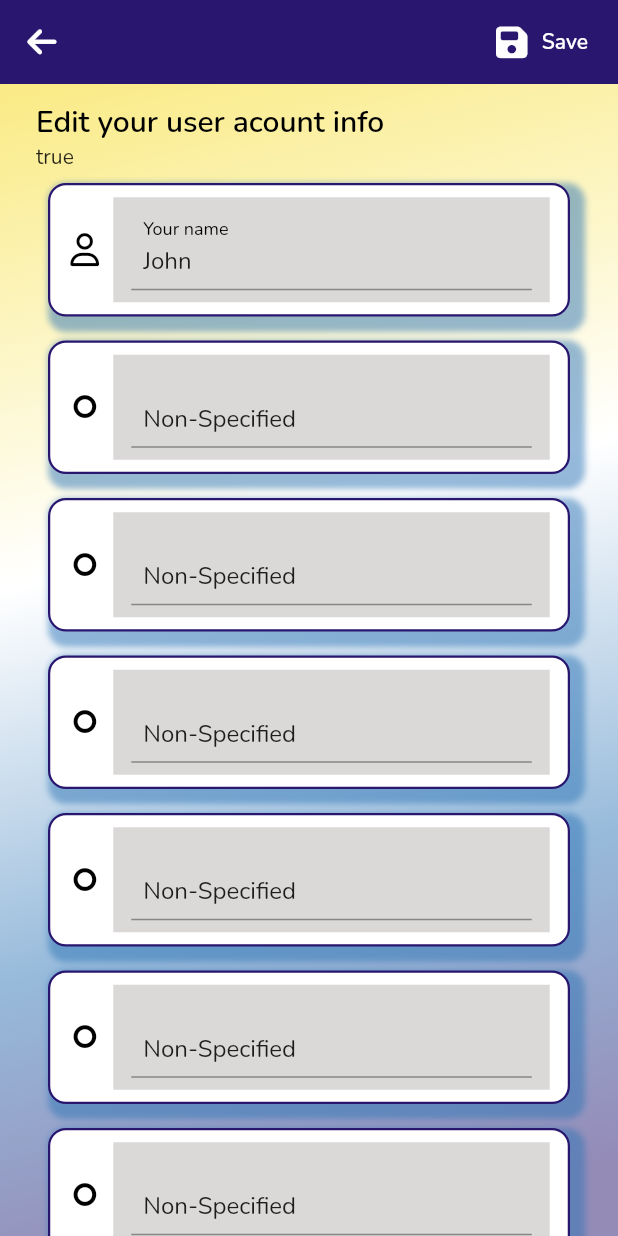
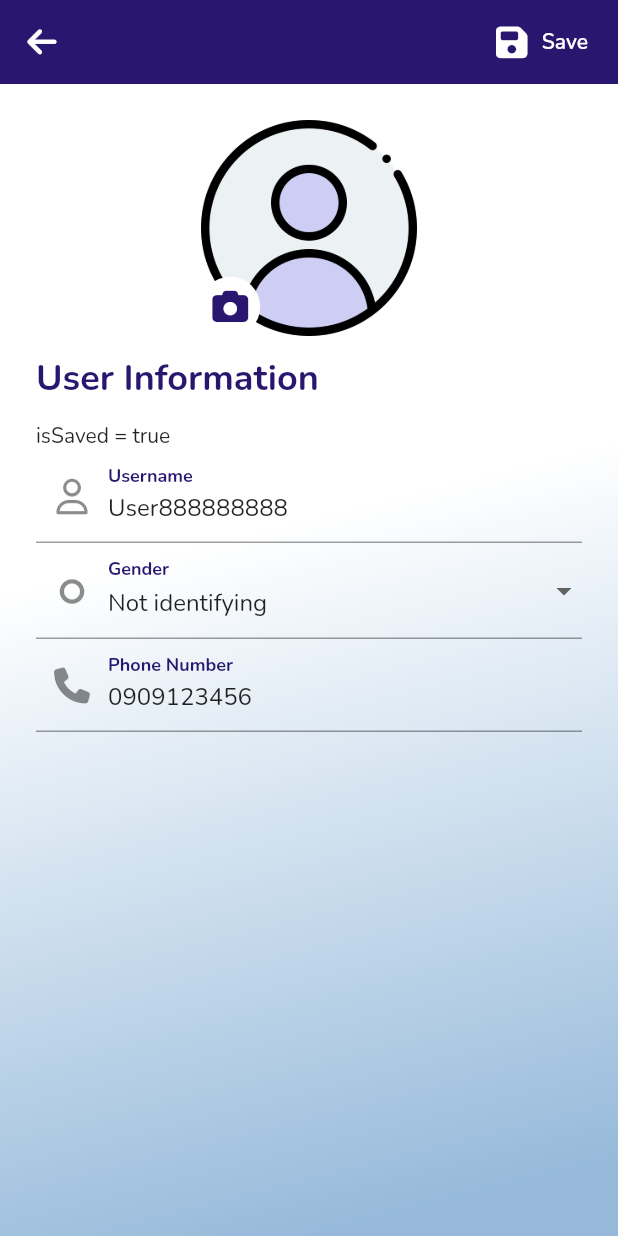
Before and after one commit to Bie-NHD/k2db-flutter-app, a Flutter app: the UserScreen screen opened by its route, after a tap on "Edit", on a phone screen of 412 x 824 dp. Run offline on Flutter 3.47's test engine with Material 2 defaults, Android fonts, the phone set to English and light mode, and no system bars; our stand-ins replace carousel_slider, charts_flutter, firebase_core, firebase_messaging, font_awesome_flutter, salomon_bottom_bar and 1 more; accounts and stored records are empty.

Commit message:
[User] Add form fields to Edit Screen

```diff
--- a/k2dbmoneyapp/lib/views/screens/user/Modal/User.dart
+++ b/k2dbmoneyapp/lib/views/screens/user/Modal/User.dart
@@ -1,8 +1,9 @@
+import 'dart:math';
+
 import 'package:k2dbmoneyapp/core/helpers/helper_asset.dart';
-import 'package:k2dbmoneyapp/views/screens/user/Widgets/id_generator.dart';
 
 class User {
-  final String userID = IDGenerator().userID();
+  late final String userID = IDGenerator().userID();
   late String userName;
   String gender;
   double userBalance;
@@ -15,7 +16,7 @@ class User {
     this.userBalance = 0,
     int userPoint = 0,
     List<int> pointGoals = const [0],
-    this.gender = Gender.blank,
+    this.gender = "Gender.blank",
     this.userAvatar = HelperAssets.placeholderUserAvatar,
     String PIN = "",
     String citizenID = "",
@@ -27,12 +28,13 @@ class User {
         security = Security(phoneNum: phoneNum, citizenID: citizenID, PIN: PIN);
 
   User.base({
-    this.userName = "John",
     this.userBalance = 75130,
     this.gender = Gender.blank,
     this.userAvatar = HelperAssets.placeholderUserAvatar,
   })  : userPoint = Points.base,
-        security = Security.base;
+        security = Security.base {
+    userName = "User$userID";
+  }
 }
 
 class Security {
@@ -44,39 +46,14 @@ class Security {
 
   Security({
     required this.phoneNum,
-    this.citizenID,
-    this.PIN,
-  })  : hasValidatedCitizenID = citizenID != null ? true : false,
-        hasPIN = (PIN != null) || (PIN != "") ? true : false;
+    this.citizenID = "",
+    this.PIN = "",
+  })  : hasValidatedCitizenID =
+            (citizenID != null) && (citizenID != "") ? true : false,
+        hasPIN = (PIN != null) && (PIN != "") ? true : false;
 
   static Security base =
       Security(phoneNum: "0909123456", citizenID: "079123456789", PIN: "5527");
-
-  static bool validatePhoneNum(String num) {
-  // eg. +84 912345678
-  // +84 or 0 at index [0] -> 9 or 10 length
-  // then, check valid comm provier prefix
-
-
-
-  if (num.length < 9 || num.length > 10) {
-    return false;
-  }
-
-  if (num.length == 10) {
-    num = num.substring(1);
-  }
-  String prefix = num.substring(0, 2);
-  Iterator iterator = phonePrefix.iterator;
-
-  while (iterator.moveNext()) {
-    if (iterator.current.toString() == prefix) {
-      return true;
-    }
-  }
-
-  return false;
-}
 }
 
 class Points {
@@ -89,14 +66,14 @@ class Points {
       this.currentGoal = 0,
       required this.pointGoals}) {
     if (currentGoal == 0) {
-      updateCurretPoints();
+      updateCurrentPoints();
     }
   }
 
   static Points base =
       Points(currentPoints: 0, pointGoals: [5, 10, 15, 20], currentGoal: 5);
 
-  updateCurretPoints() {
+  void updateCurrentPoints() {
     int index = 0;
     while (index < pointGoals.length) {
       if (currentPoints >= pointGoals[index]) {
@@ -106,7 +83,7 @@ class Points {
     currentGoal = pointGoals[index];
   }
 
-  addPoints(int points) {
+  void increasePoints(int points) {
     currentPoints += points;
   }
 }
@@ -117,10 +94,82 @@ class Gender {
   static const String male = "Male";
   static const String female = "Female";
 }
-const phonePrefix = <int>[
-  32,33,34,35,36,37,38,39,
-  52,56,58,59,
-  70,76,77,78,79,
-  80,81,82,83,84,85,86,87,88,89,
-  90,91,92,93,94,96,97,98,99
+
+class IDGenerator {
+  final _chars =
+      'AaBbCcDdEeFfGgHhIiJjKkLlMmNnOoPpQqRrSsTtUuVvWwXxYyZz1234567890';
+
+  String getRandomString({int length = 9}) =>
+      String.fromCharCodes(Iterable.generate(length,
+          (index) => _chars.codeUnitAt(Random().nextInt(_chars.length))));
+
+  String productID() => DateTime.now().millisecondsSinceEpoch.toString();
+  String userID({int length = 9}) =>
+      List<int>.generate(length, (index) => Random().nextInt(9) + 1)
+          .join()
+          .toString();
+}
+
+class Validation {
+  static const phonePrefix = <int>[
+    32,
+    33,
+    34,
+    35,
+    36,
+    37,
+    38,
+    39,
+    52,
+    56,
+    58,
+    59,
+    70,
+    76,
+    77,
+    78,
+    79,
+    80,
+    81,
+    82,
+    83,
+    84,
+    85,
+    86,
+    87,
+    88,
+    89,
+    90,
+    91,
+    92,
+    93,
+    94,
+    96,
+    97,
+    98,
+    99
   ];
+  static bool validatePhoneNum(String num) {
+    // eg. +84 912345678
+    // +84 or 0 at index [0] -> 9 or 10 length
+    // then, check valid comm provider prefix
+
+    if (num.length < 9 || num.length > 10) {
+      return false;
+    }
+
+    if (num.length == 10) {
+      num = num.substring(1);
+    }
+    String prefix = num.substring(0, 2);
+    Iterator iterator = phonePrefix.iterator;
+
+    while (iterator.moveNext()) {
+      if (iterator.current.toString() == prefix) {
+        return true;
+      }
+    }
+
+    return false;
+  }
+}
--- a/k2dbmoneyapp/lib/views/screens/user/Widgets/ID_generator.dart
+++ /dev/null
@@ -1,17 +0,0 @@
-import 'dart:core';
-import 'dart:math';
-
-class IDGenerator {
-  final _chars =
-      'AaBbCcDdEeFfGgHhIiJjKkLlMmNnOoPpQqRrSsTtUuVvWwXxYyZz1234567890';
-
-  String getRandomString({int length = 9}) =>
-      String.fromCharCodes(Iterable.generate(
-          length, (index) => _chars.codeUnitAt(Random().nextInt(_chars.length))));
-
-  String productID() => DateTime.now().millisecondsSinceEpoch.toString();
-  String userID({int length = 9}) =>
-      List<int>.generate(length, (index) => Random().nextInt(9) + 1)
-          .join()
-          .toString();
-}
--- a/k2dbmoneyapp/lib/views/screens/user/Widgets/user_main_body.dart
+++ b/k2dbmoneyapp/lib/views/screens/user/Widgets/user_main_body.dart
@@ -22,7 +22,7 @@ class UserMainBody extends StatefulWidget {
         balanceDisplay = user.userBalance.toFormatMoney(),
         super(key: key);
 
-  final User user;
+  User user;
   bool isShowingBalance;
   final TabController _tabController;
   late String balanceDisplay;
@@ -40,8 +40,7 @@ class _UserMainBodyState extends State<UserMainBody> {
       child: Column(
         children: [
           IntrinsicHeight(
-            child: //Gradient
-                Container(
+            child: Container(
               width: double.infinity,
               height: size.height * 0.32,
               decoration: const BoxDecoration(
--- a/k2dbmoneyapp/lib/views/screens/user/Widgets/widget_user_info_tab.dart
+++ b/k2dbmoneyapp/lib/views/screens/user/Widgets/widget_user_info_tab.dart
@@ -8,27 +8,33 @@ import '../../../../core/constant/text.dart';
 import '../Modal/User.dart';
 import '../user_edit_screen.dart';
 
-class InfoTab extends StatelessWidget {
-  const InfoTab({
+class InfoTab extends StatefulWidget {
+  InfoTab({
     super.key,
-    required User user,
-  }) : _user = user;
+    required this.user,
+  });
 
-  final User _user;
+  User user;
 
+  @override
+  State<InfoTab> createState() => _InfoTabState();
+}
+
+class _InfoTabState extends State<InfoTab> {
+  late User user = widget.user;
   List<Info> infoContent() => [
         Info(
           icon: FontAwesomeIcons.user,
           title: "Name",
-          content: _user.userName,
+          content: user.userName,
         ),
         Info(
           title: "Gender",
-          content: _user.gender,
+          content: user.gender,
         ),
         Info(
           title: "Phone",
-          content: _user.security.phoneNum,
+          content: user.security.phoneNum,
         ),
       ];
 
@@ -43,12 +49,16 @@ class InfoTab extends StatelessWidget {
           child: Align(
             alignment: Alignment.centerRight,
             child: GestureDetector(
-              onTap: () {
+              onTap: () async {
+                // final User new_user = await
                 Navigator.push(
                     context,
                     MaterialPageRoute(
-                      builder: (context) => UserEditScreen(user: _user),
+                      builder: (context) => UserEditScreen(user: user),
                     ));
+                // setState(() {
+                //   user = new_user;
+                // });
               },
               child: Wrap(
                 direction: Axis.horizontal,
--- a/k2dbmoneyapp/lib/views/screens/user/user_edit_screen.dart
+++ b/k2dbmoneyapp/lib/views/screens/user/user_edit_screen.dart
@@ -6,93 +6,49 @@ import 'package:k2dbmoneyapp/core/constant/color.dart';
 import 'package:k2dbmoneyapp/core/constant/dimension.dart';
 import 'package:k2dbmoneyapp/core/constant/text.dart';
 import 'package:k2dbmoneyapp/core/extensions/extension_textstyle.dart';
+import 'package:k2dbmoneyapp/core/helpers/helper_asset.dart';
 import 'package:k2dbmoneyapp/views/screens/user/Modal/User.dart';
 
 class UserEditScreen extends StatefulWidget {
   UserEditScreen({super.key, required this.user});
 
   final User user;
-  // final bool isSaved = true;
-  static const routeName = "/infoEdit_screen";
-
-  // bool get isSaved => _isSaved;
+  late bool isSaved = true;
+  static const routeName = "/Edit_screen";
 
   @override
   State<UserEditScreen> createState() => _UserEditScreenState();
 }
 
 class _UserEditScreenState extends State<UserEditScreen> {
+  final GlobalKey<FormState> formKey = GlobalKey<FormState>();
+  late final User user = widget.user;
+  late final List<DropdownMenuItem> genderMenuItem = [
+    const DropdownMenuItem(
+      value: Gender.male,
+      child: Text(Gender.male),
+    ),
+    const DropdownMenuItem(
+      value: Gender.female,
+      child: Text(Gender.female),
+    ),
+    const DropdownMenuItem(
+      value: Gender.enby,
+      child: Text(Gender.enby),
+    ),
+    const DropdownMenuItem(
+      value: Gender.blank,
+      child: Text("Not identifying"),
+    )
+  ];
+  late String dropdownGenderValue = user.gender;
 
-  //TODO: Fix Save Buttons Behavior
-  bool isSaved = true;
-  late List<Item> list = [
-    Item(
-      content: widget.user.userName.toString(),
-      icon: FontAwesomeIcons.user,
-      user: widget.user,
-      onChanged: _textField_onChange(),
-      labelText: "Your name",
-    ),
-    Item(
-      user: widget.user,
-      icon: FontAwesomeIcons.genderless,
-      content: widget.user.gender.toString(),
-      onChanged: _textField_onChange(),
-    ),
-    Item(
-      user: widget.user,
-      icon: FontAwesomeIcons.genderless,
-      content: widget.user.gender.toString(),
-      onChanged: _textField_onChange(),
-    ),
-    Item(
-      user: widget.user,
-      icon: FontAwesomeIcons.genderless,
-      content: widget.user.gender.toString(),
-      onChanged: _textField_onChange(),
-    ),
-    Item(
-      user: widget.user,
-      icon: FontAwesomeIcons.genderless,
-      content: widget.user.gender.toString(),
-      onChanged: _textField_onChange(),
-    ),
-    Item(
-      user: widget.user,
-      icon: FontAwesomeIcons.genderless,
-      content: widget.user.gender.toString(),
-      onChanged: _textField_onChange(),
-    ),
-    Item(
-      user: widget.user,
-      icon: FontAwesomeIcons.genderless,
-      content: widget.user.gender.toString(),
-      onChanged: _textField_onChange(),
-    ),
-    Item(
-      user: widget.user,
-      icon: FontAwesomeIcons.genderless,
-      content: widget.user.gender.toString(),
-      onChanged: _textField_onChange(),
-    ),
-    Item(
-      user: widget.user,
-      icon: FontAwesomeIcons.genderless,
-      content: widget.user.gender.toString(),
-      onChanged: _textField_onChange(),
-    ),
-    Item(
-      user: widget.user,
-      icon: FontAwesomeIcons.genderless,
-      content: widget.user.gender.toString(),
-      onChanged: _textField_onChange(),
-    ),
-  ];
+  //TODO: Data passing between screens behaviors
 
   @override
   void initState() {
     super.initState();
-    isSaved = true;
+    widget.isSaved = true;
   }
 
   @override
@@ -106,12 +62,10 @@ class _UserEditScreenState extends State<UserEditScreen> {
         gradient: LinearGradient(
           begin: Alignment.topLeft,
           end: Alignment.bottomCenter,
-          stops: [0.05, 0.45, 0.75, 1],
+          stops: [0.45, 1],
           colors: [
-            ColorsApp.secondaryColor,
             ColorsApp.backgroundLight,
             ColorsApp.statusNoteColor,
-            ColorsApp.primaryColor
           ],
         ),
       ),
@@ -129,7 +83,7 @@ class _UserEditScreenState extends State<UserEditScreen> {
               size: kIconSize,
             ),
             onPressed: () {
-              isSaved
+              widget.isSaved
                   ? Navigator.pop(context)
                   : showDialog(
                       context: context,
@@ -139,8 +93,17 @@ class _UserEditScreenState extends State<UserEditScreen> {
           ),
           actions: [
             TextButton.icon(
+              icon: const Icon(
+                FontAwesomeIcons.solidFloppyDisk,
+                color: ColorsApp.backgroundLight,
+              ),
+              label: Text(
+                "Save",
+                style: TextStyles
+                    .defaultStyle.sizeDefault.colorAppBarText.semiBold,
+              ),
               onPressed: () {
-                if (isSaved) {
+                if (widget.isSaved) {
                   ScaffoldMessenger.of(context).showSnackBar(
                     const SnackBar(
                       content: Text("No changes to save"),
@@ -158,15 +121,6 @@ class _UserEditScreenState extends State<UserEditScreen> {
                   );
                 }
               },
-              icon: const Icon(
-                FontAwesomeIcons.solidFloppyDisk,
-                color: ColorsApp.backgroundLight,
-              ),
-              label: Text(
-                "Save",
-                style: TextStyles
-                    .defaultStyle.sizeDefault.colorAppBarText.semiBold,
-              ),
             ),
             const SizedBox(
               width: k12Padding,
@@ -174,24 +128,142 @@ class _UserEditScreenState extends State<UserEditScreen> {
           ],
         ),
         body: SafeArea(
-          child: ListView(
-            padding: const EdgeInsets.symmetric(
-                horizontal: k24Padding, vertical: k12Padding),
-            physics: const ClampingScrollPhysics(),
-            children: [
-              Text(
-                "Edit your user acount info",
-                style: TextStyles.defaultStyle.semiBold.sizeAppbar,
+          child: Padding(
+            padding: const EdgeInsets.all(k24Padding),
+            child: Form(
+              key: formKey,
+              child: Column(
+                crossAxisAlignment: CrossAxisAlignment.start,
+                children: [
+                  Center(
+                    child: Stack(
+                      children: [
+                        CircleAvatar(
+                          radius: k24Padding * 3,
+                          backgroundColor: Colors.transparent,
+                          child: Image.asset(
+                            user.userAvatar,
+                            semanticLabel: "User avatar",
+                            // cacheHeight: k24Padding.toInt(),
+                          ),
+                        ),
+                        Positioned(
+                          left: -0.5,
+                          bottom: -0.5,
+                          child: GestureDetector(
+                            onTap: () {
+                              //TODO change user avatar
+                            },
+                            child: const CircleAvatar(
+                              backgroundColor: ColorsApp.backgroundLight,
+                              child: Icon(
+                                FontAwesomeIcons.camera,
+                                color: ColorsApp.primaryColor,
+                              ),
+                            ),
+                          ),
+                        ),
+                      ],
+                    ),
+                  ),
+                  const SizedBox(
+                    height: k12Margin,
+                  ),
+                  Text(
+                    "User Information",
+                    style: TextStyles
+                        .defaultStyle.colorDeepBlueText.sizeHeading.bold,
+                  ),
+                  const SizedBox(
+                    height: k12Margin,
+                  ),
+                  Text("isSaved = ${widget.isSaved}"),
+
+                  // User name
+                  TextFormField(
+                    initialValue: widget.user.userName,
+                    decoration: InputDecoration(
+                      label: Text(
+                        "Username",
+                        style: TextStyles.defaultStyle.colorDeepBlueText.bold
+                            .sizeTitleAndButton,
+                      ),
+                      prefixIcon: const Icon(FontAwesomeIcons.user),
+                      focusColor: ColorsApp.primaryColor,
+                      focusedBorder: OutlineInputBorder(
+                        borderSide: const BorderSide(
+                            color: ColorsApp.primaryColor, width: 1.5),
+                        borderRadius: BorderRadius.circular(kBorderRadiusMin),
+                      ),
+                    ),
+                    validator: (value) => (value != null && value.isNotEmpty)
+                        ? null
+                        : "Must not be empty",
+                    onSaved: (value) {
+                      user.userName = value!;
+                    },
+                    onChanged: (value) {
+                      _onChanged();
+                    },
+                  ),
+
+                  // Gender Dropdown
+                  DropdownButtonFormField(
+                    items: genderMenuItem,
+                    value: dropdownGenderValue,
+                    decoration: InputDecoration(
+                      label: Text(
+                        "Gender",
+                        style: TextStyles.defaultStyle.colorDeepBlueText.bold
+                            .sizeTitleAndButton,
+                      ),
+                      prefixIcon: const Icon(FontAwesomeIcons.genderless),
+                      focusColor: ColorsApp.primaryColor,
+                      focusedBorder: OutlineInputBorder(
+                        borderSide: const BorderSide(
+                            color: ColorsApp.primaryColor, width: 1.5),
+                        borderRadius: BorderRadius.circular(kBorderRadiusMin),
+                      ),
+                    ),
+                    onChanged: (value) {
+                      dropdownGenderValue = value!;
+                      _onChanged();
+                    },
+                    onSaved: (_) {
+                      setState(() {
+                        user.gender = dropdownGenderValue;
+                      });
+                    },
+                  ),
+                  TextFormField(
+                    initialValue: user.security.phoneNum,
+                    decoration: InputDecoration(
+                      label: Text(
+                        "Phone Number",
+                        style: TextStyles.defaultStyle.colorDeepBlueText.bold
+                            .sizeTitleAndButton,
+                      ),
+                      prefixIcon: const Icon(FontAwesomeIcons.phone),
+                      focusColor: ColorsApp.primaryColor,
+                      focusedBorder: OutlineInputBorder(
+                        borderSide: const BorderSide(
+                            color: ColorsApp.primaryColor, width: 1.5),
+                        borderRadius: BorderRadius.circular(kBorderRadiusMin),
+                      ),
+                    ),
+                    validator: (value) {
+                      Validation.validatePhoneNum(value!);
+                    },
+                    onSaved: (value) {
+                      user.security.phoneNum = value!;
+                    },
+                    onChanged: (_) {
+                      _onChanged();
+                    },
+                  )
+                ],
               ),
-              Text(isSaved.toString()),
-              for (Item index in list) EditItem(item: index)
-              // ListView.builder(
-              //   // physics: const NeverScrollableScrollPhysics(),
-              //   itemCount: list.length,
-              //   // itemExtent: 20,
-              //   itemBuilder: (context, index) => EditItem(item: list[index]),
-              // ),
-            ],
+            ),
           ),
         ),
       ),
@@ -240,9 +312,9 @@ class _UserEditScreenState extends State<UserEditScreen> {
                   ),
                 ),
                 TextButton.icon(
-                  onPressed: () async {
-                    await _onSave();
-                    Navigator.of(context, rootNavigator: true).pop();
+                  onPressed: () {
+                    _onSave();
+                    Navigator.of(context, rootNavigator: true).pop(widget.user);
                     Navigator.of(context).pop(widget.user);
 
                     ScaffoldMessenger.of(context).showSnackBar(
@@ -273,109 +345,28 @@ class _UserEditScreenState extends State<UserEditScreen> {
   }
 
   _onSave() {
-    setState(() {
-      _change_isSaved();
-    });
+    final FormState form = formKey.currentState!;
+
+    if (form.validate()) {
+      setState(() {
+        widget.isSaved = !widget.isSaved;
+      });
+      form.save();
+    }
   }
 
-  _change_isSaved() {
-    setState(() {
-      isSaved = !isSaved;
-    });
+  _onChanged() {
+    widget.isSaved = !widget.isSaved;
   }
-
-  _textField_onChange() {
-    isSaved ? _change_isSaved() : null;
-  }
+  //
+  // _change_isSaved() {
+  //   setState(() {
+  //     widget.isSaved = !widget.isSaved;
+  //   });
+  // }
+  //
+  // _textField_onChange() {
+  //   isSaved ? _change_isSaved() : null;
+  // }
   // void callback()
 }
-
-class Item {
-  Item({
-    required this.user,
-    this.labelText,
-    required this.icon,
-    this.onChanged,
-    this.notBlank = false,
-    required this.content,
-  });
-  late final User user;
-  final String? labelText;
-  final IconData icon;
-  bool notBlank;
-  final onChanged;
-  final String content;
-}
-
-class EditItem extends StatefulWidget {
-  EditItem({Key? key, required this.item}) : super(key: key);
-
-  Item item;
-
-  @override
-  State<EditItem> createState() => _EditItemState();
-}
-
-class _EditItemState extends State<EditItem> {
-  @override
-  Widget build(BuildContext context) {
-    return Container(
-      margin: const EdgeInsets.all(k8Margin),
-      padding: const EdgeInsets.symmetric(
-          horizontal: k12Padding, vertical: k8Padding),
-      decoration: BoxDecoration(
-        color: ColorsApp.backgroundLight,
-        borderRadius: BorderRadius.circular(kBorderRadiusMin),
-        border: Border.all(color: ColorsApp.primaryColor, width: 1.5),
-        boxShadow: [
-          BoxShadow(
-              color: ColorsApp.statusNoteColor.withOpacity(0.5),
-              offset: const Offset(5, 5),
-              blurRadius: 3,
-              spreadRadius: 5)
-        ],
-      ),
-      child: Row(
-        crossAxisAlignment: CrossAxisAlignment.center,
-        mainAxisSize: MainAxisSize.min,
-        children: [
-          Icon(
-            widget.item.icon,
-            size: kIconSize,
-            color: ColorsApp.defaultTextColor,
-          ),
-          const SizedBox(
-            width: k8Padding,
-          ),
-          Expanded(
-            child: Container(
-              padding: const EdgeInsets.symmetric(
-                  horizontal: k12Padding, vertical: k8Padding),
-              decoration: BoxDecoration(
-                  color: ColorsApp.tertiaryColors.withOpacity(0.5)),
-              child: TextField(
-                controller: widget.item.content.isEmpty
-                    ? TextEditingController()
-                    : TextEditingController.fromValue(
-                        TextEditingValue(text: widget.item.content),
-                      ),
-                decoration: InputDecoration(
-                  contentPadding: const EdgeInsets.all(k8Padding),
-                  label: Text(
-                    widget.item.labelText ?? "",
-                    style: TextStyles
-                        .defaultStyle.sizeTitleAndButton.colorDefaultText,
-                  ),
-                  helperText: widget.item.notBlank ? "Must not be blank" : null,
-                ),
-                onChanged: (value) {
-                  widget.item.onChanged;
-                },
-              ),
-            ),
-          ),
-        ],
-      ),
-    );
-  }
-}
```
